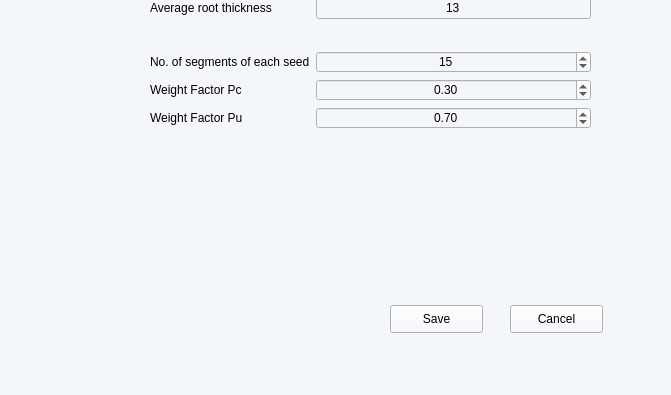
Qt form UI_files/settings_ui.ui (NMBawiskar/germinated_seed_analyzer) before a commit; both pictures show x 0 to 671 and y 165 to 560 of the 798 by 560 pixel window.
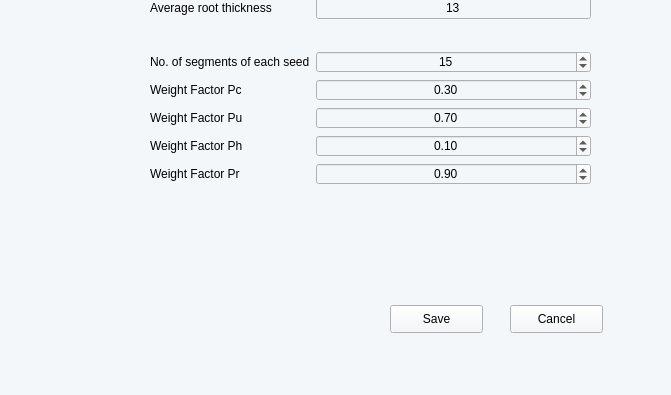
The same form after that commit.

What changed in the file:
```diff
--- a/UI_files/settings_ui.ui
+++ b/UI_files/settings_ui.ui
@@ -260,6 +260,70 @@
       </property>
      </spacer>
     </item>
+    <item row="10" column="1">
+     <widget class="QDoubleSpinBox" name="doubleSpinBox_ph">
+      <property name="styleSheet">
+       <string notr="true">font: 63 10pt &quot;Segoe UI&quot;;</string>
+      </property>
+      <property name="alignment">
+       <set>Qt::AlignCenter</set>
+      </property>
+      <property name="minimum">
+       <double>0.000000000000000</double>
+      </property>
+      <property name="maximum">
+       <double>1.000000000000000</double>
+      </property>
+      <property name="singleStep">
+       <double>0.050000000000000</double>
+      </property>
+      <property name="value">
+       <double>0.100000000000000</double>
+      </property>
+     </widget>
+    </item>
+    <item row="11" column="1">
+     <widget class="QDoubleSpinBox" name="doubleSpinBox_pr">
+      <property name="styleSheet">
+       <string notr="true">font: 63 10pt &quot;Segoe UI&quot;;</string>
+      </property>
+      <property name="alignment">
+       <set>Qt::AlignCenter</set>
+      </property>
+      <property name="minimum">
+       <double>0.000000000000000</double>
+      </property>
+      <property name="maximum">
+       <double>1.000000000000000</double>
+      </property>
+      <property name="singleStep">
+       <double>0.050000000000000</double>
+      </property>
+      <property name="value">
+       <double>0.900000000000000</double>
+      </property>
+     </widget>
+    </item>
+    <item row="10" column="0">
+     <widget class="QLabel" name="label_12">
+      <property name="styleSheet">
+       <string notr="true">font: 63 10pt &quot;Segoe UI&quot;;</string>
+      </property>
+      <property name="text">
+       <string>Weight Factor Ph</string>
+      </property>
+     </widget>
+    </item>
+    <item row="11" column="0">
+     <widget class="QLabel" name="label_13">
+      <property name="styleSheet">
+       <string notr="true">font: 63 10pt &quot;Segoe UI&quot;;</string>
+      </property>
+      <property name="text">
+       <string>Weight Factor Pr</string>
+      </property>
+     </widget>
+    </item>
    </layout>
   </widget>
   <widget class="QPushButton" name="btn_cancel">
```
